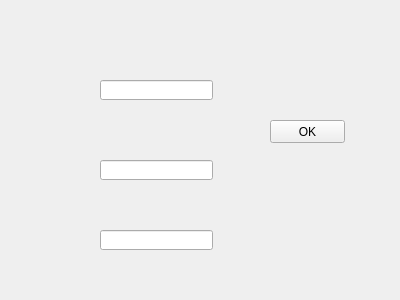
The window that MaLiang/parametersetting.ui (InspAlgo/MaLiang) describes before a commit, drawn with Qt 5.
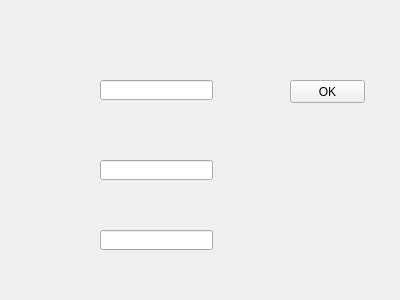
The same window after the commit.

```diff
--- a/MaLiang/parametersetting.ui
+++ b/MaLiang/parametersetting.ui
@@ -62,8 +62,8 @@
   <widget class="QPushButton" name="pushButton_parameter_OK">
    <property name="geometry">
     <rect>
-     <x>270</x>
-     <y>120</y>
+     <x>290</x>
+     <y>80</y>
      <width>75</width>
      <height>23</height>
     </rect>
```
